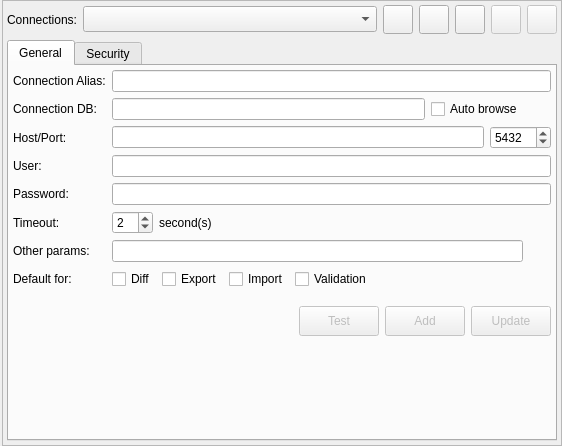
The window that libpgmodeler_ui/ui/connectionsconfigwidget.ui (pgmodeler/pgmodeler) describes before a commit, drawn with Qt 5.
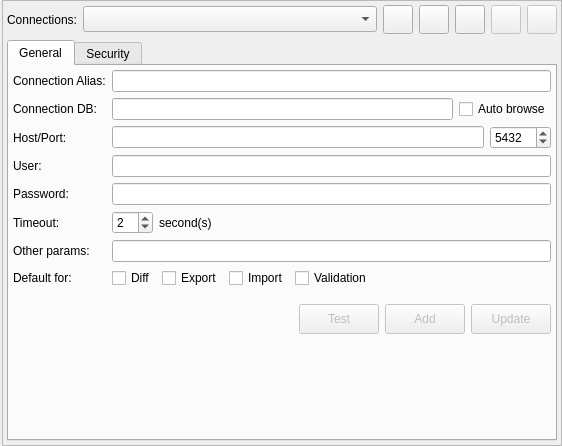
The same window after the commit. Icons and pictures are not drawn.

Commit message: More hint text removal

What changed in the file:
```diff
--- a/libpgmodeler_ui/ui/connectionsconfigwidget.ui
+++ b/libpgmodeler_ui/ui/connectionsconfigwidget.ui
@@ -433,6 +433,9 @@
               <verstretch>0</verstretch>
              </sizepolicy>
             </property>
+            <property name="toolTip">
+             <string>&lt;p&gt;Indicates in which operations (diff, export, import or validation) the connection is used if none is explicitly specified by the user.&lt;/p&gt;</string>
+            </property>
             <property name="text">
              <string>Default for:</string>
             </property>
@@ -536,36 +539,17 @@
            <layout class="QHBoxLayout" name="horizontalLayout_9">
             <item>
              <widget class="QLineEdit" name="other_params_edt">
-              <property name="statusTip">
+              <property name="toolTip">
                <string>Specify additional connection parameters in the form [param]=[value]. These parameters are described in the &lt;strong&gt;libpq&lt;/strong&gt; chapter at PostgreSQL docs.</string>
               </property>
+              <property name="statusTip">
+               <string/>
+              </property>
               <property name="clearButtonEnabled">
                <bool>true</bool>
               </property>
              </widget>
             </item>
-            <item>
-             <widget class="QWidget" name="other_params_hint" native="true">
-              <property name="sizePolicy">
-               <sizepolicy hsizetype="Fixed" vsizetype="Fixed">
-                <horstretch>0</horstretch>
-                <verstretch>0</verstretch>
-               </sizepolicy>
-              </property>
-              <property name="minimumSize">
-               <size>
-                <width>22</width>
-                <height>22</height>
-               </size>
-              </property>
-              <property name="maximumSize">
-               <size>
-                <width>22</width>
-                <height>22</height>
-               </size>
-              </property>
-             </widget>
-            </item>
            </layout>
           </item>
           <item row="5" column="1">
@@ -612,6 +596,9 @@
            <layout class="QHBoxLayout" name="horizontalLayout_5">
             <item>
              <widget class="QCheckBox" name="diff_chk">
+              <property name="toolTip">
+               <string/>
+              </property>
               <property name="text">
                <string>Diff</string>
               </property>
@@ -638,28 +625,6 @@
               </property>
              </widget>
             </item>
-            <item>
-             <widget class="QWidget" name="default_for_ops_hint" native="true">
-              <property name="sizePolicy">
-               <sizepolicy hsizetype="Fixed" vsizetype="Fixed">
-                <horstretch>0</horstretch>
-                <verstretch>0</verstretch>
-               </sizepolicy>
-              </property>
-              <property name="minimumSize">
-               <size>
-                <width>22</width>
-                <height>22</height>
-               </size>
-              </property>
-              <property name="maximumSize">
-               <size>
-                <width>22</width>
-                <height>22</height>
-               </size>
-              </property>
-             </widget>
-            </item>
             <item>
              <spacer name="horizontalSpacer_3">
               <property name="orientation">
@@ -698,36 +663,17 @@
             </item>
             <item>
              <widget class="QCheckBox" name="auto_browse_chk">
-              <property name="statusTip">
+              <property name="toolTip">
                <string>Automatically browses the named database when using this connection to manage databases on &lt;strong&gt;Manage&lt;/strong&gt; view.</string>
               </property>
+              <property name="statusTip">
+               <string/>
+              </property>
               <property name="text">
                <string>Auto browse</string>
               </property>
              </widget>
             </item>
-            <item>
-             <widget class="QWidget" name="auto_browse_hint" native="true">
-              <property name="sizePolicy">
-               <sizepolicy hsizetype="Fixed" vsizetype="Fixed">
-                <horstretch>0</horstretch>
-                <verstretch>0</verstretch>
-               </sizepolicy>
-              </property>
-              <property name="minimumSize">
-               <size>
-                <width>22</width>
-                <height>22</height>
-               </size>
-              </property>
-              <property name="maximumSize">
-               <size>
-                <width>22</width>
-                <height>22</height>
-               </size>
-              </property>
-             </widget>
-            </item>
            </layout>
           </item>
           <item row="10" column="0">
```
The commit also changes 20 other files.
